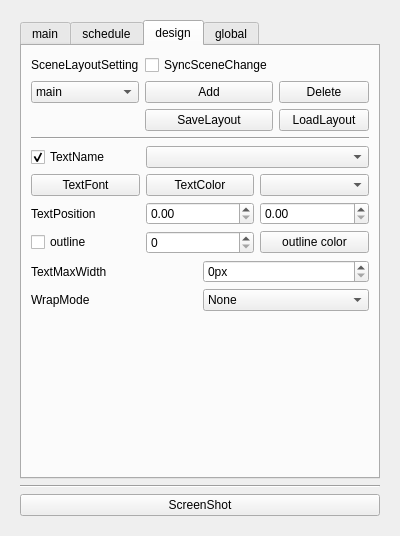
This is src/RTAPluginDock.ui in oimobatake/RTA-Support-Plugins as Qt 5 draws it before an edit. The edited form follows.
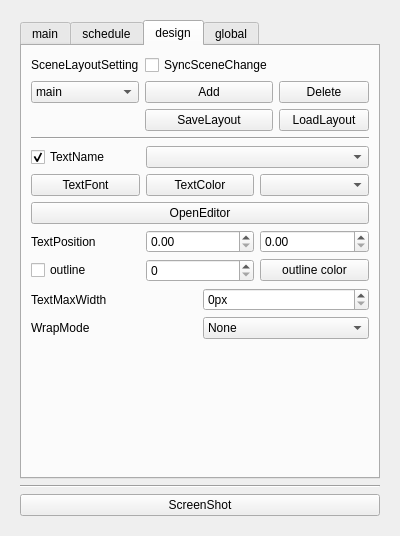
This is the edited form. The open tabs and pages were chosen to show the change.

Diff of the .ui file:
```diff
--- a/src/RTAPluginDock.ui
+++ b/src/RTAPluginDock.ui
@@ -812,6 +812,13 @@
             </item>
            </layout>
           </item>
+          <item>
+           <widget class="QPushButton" name="visualEditorBtn">
+            <property name="text">
+             <string>OpenEditor</string>
+            </property>
+           </widget>
+          </item>
           <item>
            <layout class="QHBoxLayout" name="horizontalLayout_19">
             <item>
```
